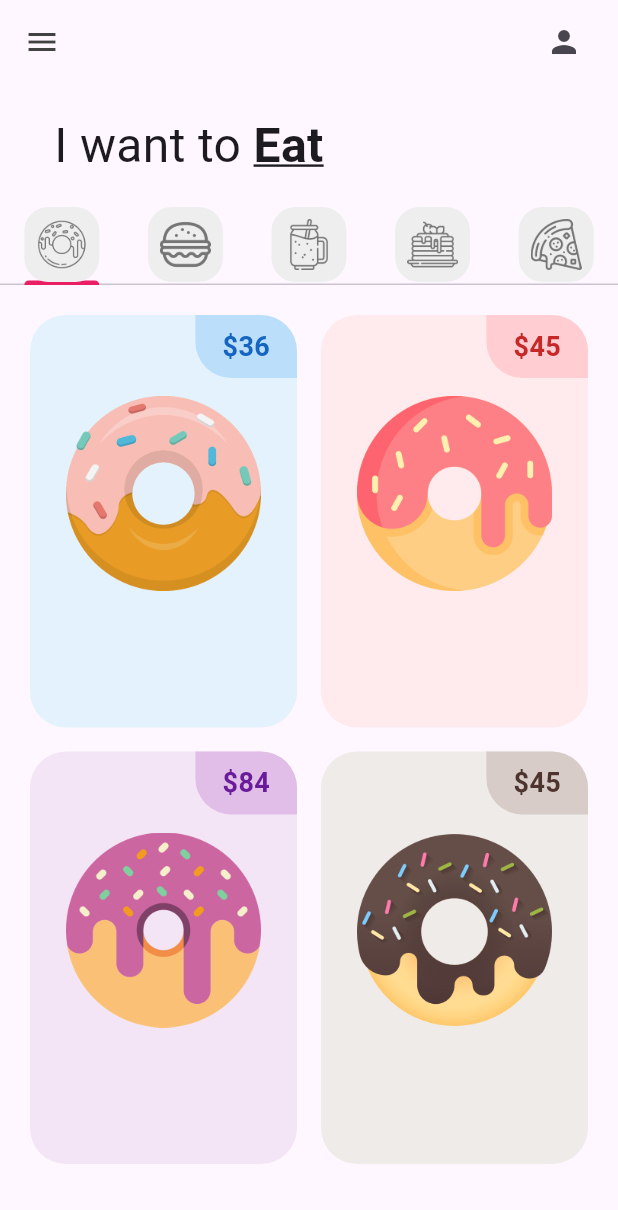
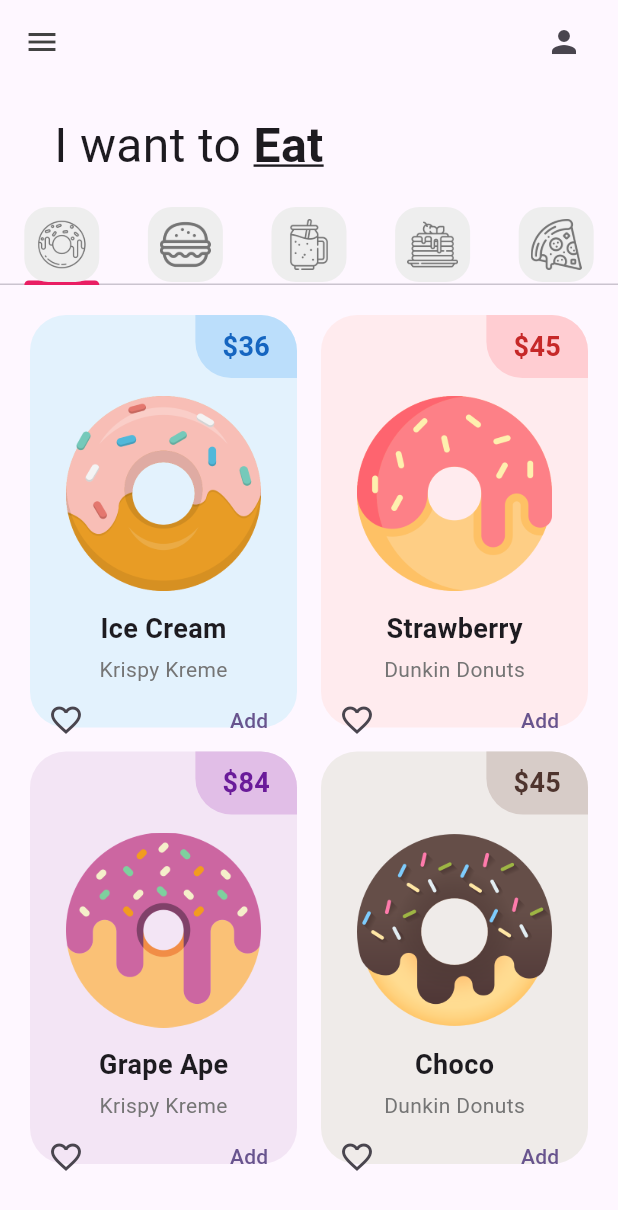
Before and after one commit to T0a5t-E/donut_app_2a_vargas, a Flutter app: the screen it shows after launch, on a phone screen of 412 x 824 dp. Shown: the top 1210 px of the screen. Run offline on Flutter 3.47's test engine with Material 3 defaults, Android fonts, the phone set to English and light mode, and no system bars.

Commit message:
DonutTile Finished

```diff
--- a/lib/tabs/donut_tab.dart
+++ b/lib/tabs/donut_tab.dart
@@ -5,10 +5,10 @@
 
   // Donut List
   final List donutsOnSale = [
-    ["Ice Cream", "36", Colors.blue, "lib/images/icecream_donut.png"],
-    ["Strawberry", "45", Colors.red, "lib/images/strawberry_donut.png"],
-    ["Grape Ape", "84", Colors.purple, "lib/images/grape_donut.png"],
-    ["Chocolate", "45", Colors.brown, "lib/images/chocolate_donut.png"],
+    ["Ice Cream", "Krispy Kreme", "36", Colors.blue, "lib/images/icecream_donut.png"],
+    ["Strawberry", "Dunkin Donuts", "45", Colors.red, "lib/images/strawberry_donut.png"],
+    ["Grape Ape", "Krispy Kreme", "84", Colors.purple, "lib/images/grape_donut.png"],
+    ["Choco", "Dunkin Donuts", "45", Colors.brown, "lib/images/chocolate_donut.png"],
   ];
   DonutTab({super.key});
 
@@ -27,9 +27,10 @@
       itemBuilder: (context, index) {
         return DonutTile(
           donutFlavor: donutsOnSale[index][0],
-          donutPrice: donutsOnSale[index][1],
-          donutColor: donutsOnSale[index][2],
-          imageName: donutsOnSale[index][3],
+          donutStore: donutsOnSale[index][1],
+          donutPrice: donutsOnSale[index][2],
+          donutColor: donutsOnSale[index][3],
+          imageName: donutsOnSale[index][4],
         );
       }
     );
--- a/lib/utils/donut_tile.dart
+++ b/lib/utils/donut_tile.dart
@@ -2,6 +2,7 @@
 
 class DonutTile extends StatelessWidget {
  final String donutFlavor;
+ final String donutStore;
  final String donutPrice;
  final dynamic donutColor;  //dynamic porque será de tipo Color y también usará []
  final String imageName;
@@ -9,6 +10,7 @@
  const DonutTile({
    super.key,
    required this.donutFlavor,
+   required this.donutStore,
    required this.donutPrice,
    required this.donutColor,
    required this.imageName,
@@ -53,7 +55,33 @@
            child: Image.asset(imageName),
          ),
          // Donut Flavor
-         // Love icon + Add button
+         Text(donutFlavor,
+          style: const TextStyle(
+            fontWeight: FontWeight.bold,
+            fontSize: 18)),
+         const SizedBox(
+          height: 4
+         ),
+         // Donut Store
+         Text(donutStore, style: TextStyle(color: Colors.grey[600])),
+         // Favorite icon + Add button
+         Row(
+            mainAxisAlignment: MainAxisAlignment.spaceBetween,
+            children: [
+              IconButton(
+                icon: Icon(Icons.favorite_border),
+                onPressed: () {
+                  //Something
+                },
+              ),
+              TextButton(
+                child: Text("Add"),
+                onPressed: () {
+                  //Something
+                },
+              ),
+            ],
+          ),
        ],
      ),
     ),
```
